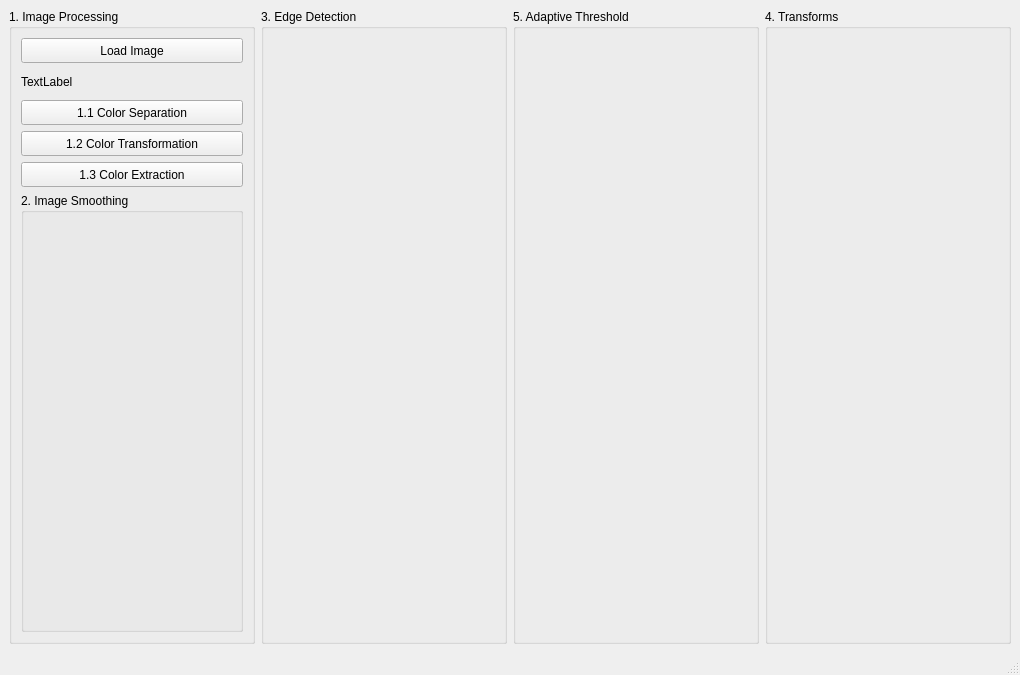
Above: hw1.ui from cweiting731/OpenCV_simple before the change. Below: the same form after it.
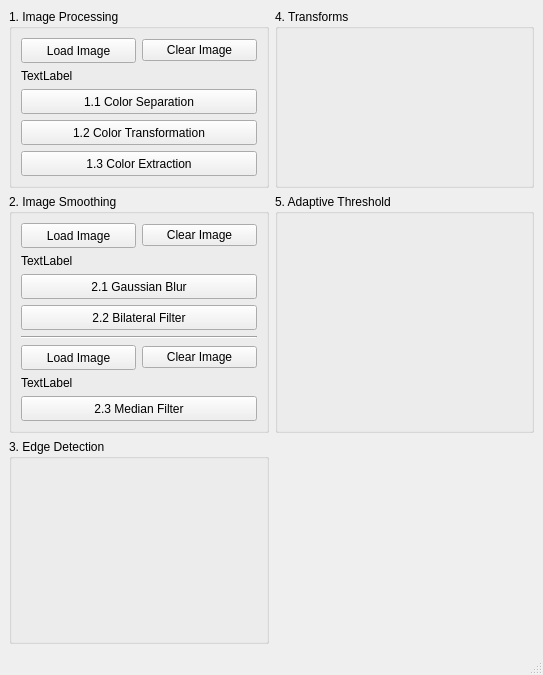
That is the form after the change.

```diff
--- a/hw1.ui
+++ b/hw1.ui
@@ -6,7 +6,7 @@
    <rect>
     <x>0</x>
     <y>0</y>
-    <width>1020</width>
+    <width>543</width>
     <height>675</height>
    </rect>
   </property>
@@ -17,22 +17,45 @@
    <layout class="QGridLayout" name="gridLayout">
     <item row="0" column="0">
      <widget class="QGroupBox" name="groupBox">
+      <property name="sizePolicy">
+       <sizepolicy hsizetype="Preferred" vsizetype="Fixed">
+        <horstretch>0</horstretch>
+        <verstretch>0</verstretch>
+       </sizepolicy>
+      </property>
       <property name="title">
        <string>1. Image Processing</string>
       </property>
       <layout class="QVBoxLayout" name="verticalLayout">
+       <property name="sizeConstraint">
+        <enum>QLayout::SetMinimumSize</enum>
+       </property>
        <item>
-        <widget class="QPushButton" name="btn_one_load_image">
-         <property name="minimumSize">
-          <size>
-           <width>0</width>
-           <height>25</height>
-          </size>
+        <layout class="QHBoxLayout" name="horizontalLayout_2">
+         <property name="sizeConstraint">
+          <enum>QLayout::SetMinimumSize</enum>
          </property>
-         <property name="text">
-          <string>Load Image</string>
-         </property>
-        </widget>
+         <item>
+          <widget class="QPushButton" name="btn_one_load_image">
+           <property name="minimumSize">
+            <size>
+             <width>0</width>
+             <height>25</height>
+            </size>
+           </property>
+           <property name="text">
+            <string>Load Image</string>
+           </property>
+          </widget>
+         </item>
+         <item>
+          <widget class="QPushButton" name="btn_one_clear_image">
+           <property name="text">
+            <string>Clear Image</string>
+           </property>
+          </widget>
+         </item>
+        </layout>
        </item>
        <item>
         <widget class="QLabel" name="label_one_image">
@@ -92,37 +115,183 @@
          </property>
         </widget>
        </item>
-       <item>
-        <widget class="QGroupBox" name="groupBox_2">
-         <property name="title">
-          <string>2. Image Smoothing</string>
-         </property>
-        </widget>
-       </item>
       </layout>
      </widget>
     </item>
-    <item row="0" column="2">
-     <widget class="QGroupBox" name="groupBox_5">
+    <item row="1" column="0">
+     <widget class="QGroupBox" name="groupBox_2">
+      <property name="sizePolicy">
+       <sizepolicy hsizetype="Preferred" vsizetype="Fixed">
+        <horstretch>0</horstretch>
+        <verstretch>0</verstretch>
+       </sizepolicy>
+      </property>
       <property name="title">
-       <string>5. Adaptive Threshold</string>
+       <string>2. Image Smoothing</string>
       </property>
+      <layout class="QVBoxLayout" name="verticalLayout_3">
+       <item>
+        <layout class="QHBoxLayout" name="horizontalLayout_3">
+         <property name="sizeConstraint">
+          <enum>QLayout::SetMinimumSize</enum>
+         </property>
+         <item>
+          <widget class="QPushButton" name="btn_two_load_image_1">
+           <property name="minimumSize">
+            <size>
+             <width>0</width>
+             <height>25</height>
+            </size>
+           </property>
+           <property name="text">
+            <string>Load Image</string>
+           </property>
+          </widget>
+         </item>
+         <item>
+          <widget class="QPushButton" name="btn_two_clear_image_1">
+           <property name="text">
+            <string>Clear Image</string>
+           </property>
+          </widget>
+         </item>
+        </layout>
+       </item>
+       <item>
+        <widget class="QLabel" name="label_two_image_1">
+         <property name="minimumSize">
+          <size>
+           <width>0</width>
+           <height>0</height>
+          </size>
+         </property>
+         <property name="maximumSize">
+          <size>
+           <width>16777215</width>
+           <height>25</height>
+          </size>
+         </property>
+         <property name="text">
+          <string>TextLabel</string>
+         </property>
+        </widget>
+       </item>
+       <item>
+        <widget class="QPushButton" name="btn_gaussian_blur">
+         <property name="minimumSize">
+          <size>
+           <width>0</width>
+           <height>25</height>
+          </size>
+         </property>
+         <property name="text">
+          <string>2.1 Gaussian Blur</string>
+         </property>
+        </widget>
+       </item>
+       <item>
+        <widget class="QPushButton" name="btn_bilateral_filter">
+         <property name="minimumSize">
+          <size>
+           <width>0</width>
+           <height>25</height>
+          </size>
+         </property>
+         <property name="text">
+          <string>2.2 Bilateral Filter</string>
+         </property>
+        </widget>
+       </item>
+       <item>
+        <widget class="Line" name="line">
+         <property name="orientation">
+          <enum>Qt::Horizontal</enum>
+         </property>
+        </widget>
+       </item>
+       <item>
+        <layout class="QHBoxLayout" name="horizontalLayout_4">
+         <property name="sizeConstraint">
+          <enum>QLayout::SetMinimumSize</enum>
+         </property>
+         <item>
+          <widget class="QPushButton" name="btn_two_load_image_2">
+           <property name="minimumSize">
+            <size>
+             <width>0</width>
+             <height>25</height>
+            </size>
+           </property>
+           <property name="text">
+            <string>Load Image</string>
+           </property>
+          </widget>
+         </item>
+         <item>
+          <widget class="QPushButton" name="btn_two_clear_image_2">
+           <property name="text">
+            <string>Clear Image</string>
+           </property>
+          </widget>
+         </item>
+        </layout>
+       </item>
+       <item>
+        <widget class="QLabel" name="label_two_image_2">
+         <property name="minimumSize">
+          <size>
+           <width>0</width>
+           <height>0</height>
+          </size>
+         </property>
+         <property name="maximumSize">
+          <size>
+           <width>16777215</width>
+           <height>25</height>
+          </size>
+         </property>
+         <property name="text">
+          <string>TextLabel</string>
+         </property>
+        </widget>
+       </item>
+       <item>
+        <widget class="QPushButton" name="btn_median_filter">
+         <property name="minimumSize">
+          <size>
+           <width>0</width>
+           <height>25</height>
+          </size>
+         </property>
+         <property name="text">
+          <string>2.3 Median Filter</string>
+         </property>
+        </widget>
+       </item>
+      </layout>
      </widget>
     </item>
-    <item row="0" column="3">
+    <item row="0" column="1">
      <widget class="QGroupBox" name="groupBox_4">
       <property name="title">
        <string>4. Transforms</string>
       </property>
      </widget>
     </item>
-    <item row="0" column="1">
+    <item row="2" column="0">
      <widget class="QGroupBox" name="groupBox_3">
       <property name="title">
        <string>3. Edge Detection</string>
       </property>
      </widget>
     </item>
+    <item row="1" column="1">
+     <widget class="QGroupBox" name="groupBox_5">
+      <property name="title">
+       <string>5. Adaptive Threshold</string>
+      </property>
+     </widget>
+    </item>
    </layout>
   </widget>
   <widget class="QMenuBar" name="menubar">
```
Left out of the diff: 2 changed lines with no effect on the pictures.
